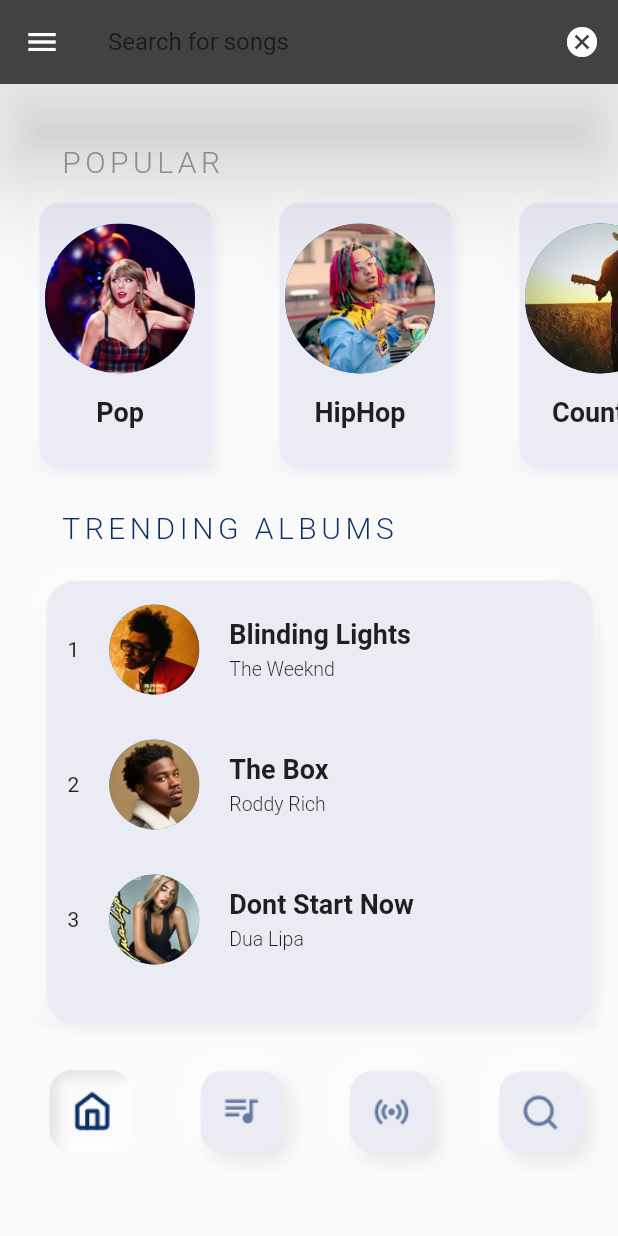
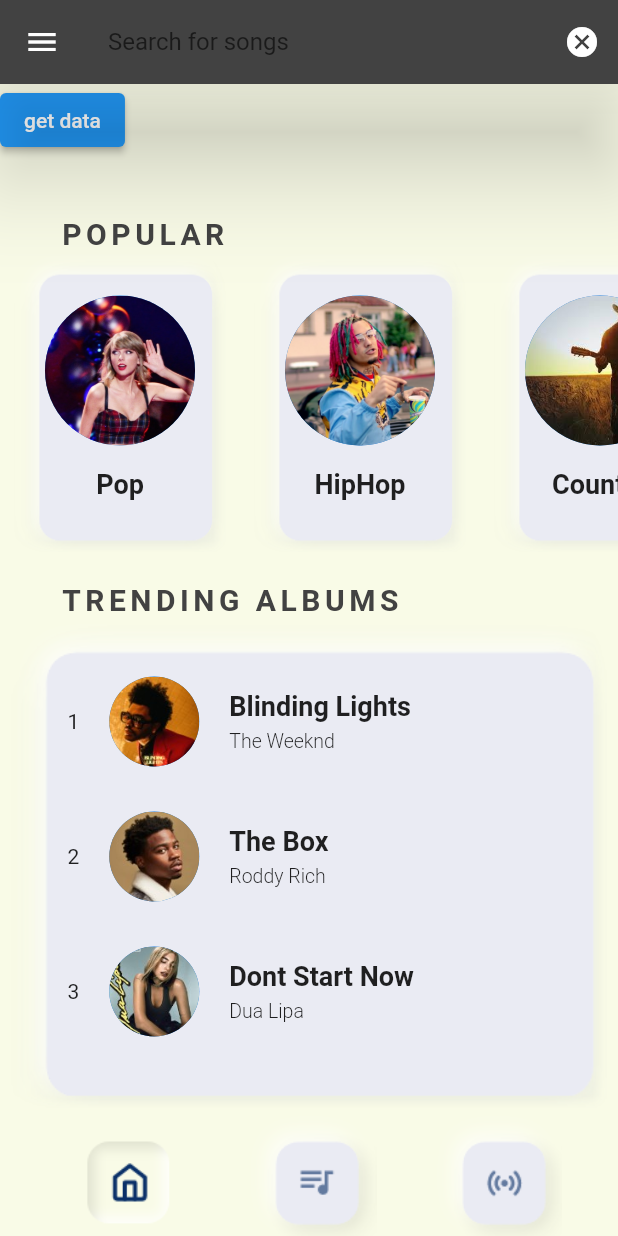
Before and after one commit to Architlall/MusicPlayer-Flutter, a Flutter app: the screen it shows after launch, after a tap on the "search" icon, on a phone screen of 412 x 824 dp. Run offline on Flutter 3.47's test engine with Material 2 defaults, Android fonts, the phone set to English and light mode, and no system bars; our stand-ins replace flutter_svg; network calls fail.

Commit message:
Second commit

```diff
--- a/lib/drawer.dart
+++ b/lib/drawer.dart
@@ -32,6 +32,7 @@ class MainDrawer extends StatelessWidget {
           ),
         ),
         ListTile(
+          tileColor: Colors.lime[50],
           leading: Icon(Icons.person),
           title: Text(
             'Your Profile',
@@ -42,6 +43,7 @@ class MainDrawer extends StatelessWidget {
           onTap: null,
         ),
         ListTile(
+          tileColor: Colors.lime[50],
           leading: Icon(Icons.settings),
           title: Text(
             'Settings',
@@ -52,6 +54,7 @@ class MainDrawer extends StatelessWidget {
           onTap: null,
         ),
         ListTile(
+          tileColor: Colors.lime[50],
           leading: Icon(Icons.arrow_back),
           title: Text(
             'Logout',
--- a/lib/main.dart
+++ b/lib/main.dart
@@ -3,6 +3,9 @@ import './drawer.dart';
 import './Trending.dart';
 import './GenreCard.dart';
 import './constants.dart';
+import 'package:http/http.dart' as http;
+import 'dart:async';
+import 'dart:convert';
 
 void main() {
   runApp(MyApp());
@@ -23,15 +26,32 @@ class MyApp extends StatelessWidget {
 
 class MyHomePage extends StatefulWidget {
   @override
-  _MyHomePageState createState() => _MyHomePageState();
+  MyHomePageState createState() => MyHomePageState();
 }
 
-class _MyHomePageState extends State<MyHomePage> {
+class MyHomePageState extends State<MyHomePage> {
   Icon cusIcon = Icon(Icons.search);
   Widget cusSearchBar = Text('Welcome');
+
+  Future<String> getData() async {
+    http.Response response = await http.get(
+        Uri.parse("https://deezerdevs-deezer.p.rapidapi.com/search?q=eminem"),
+        headers: {
+          "Accept": "application/json",
+          "x-rapidapi-key":
+              "21957ec02fmsh1a4397d220eb721p1c836cjsn1809d58d20f2",
+          "x-rapidapi-host": "deezerdevs-deezer.p.rapidapi.com",
+        });
+
+    Map<String, dynamic> data = json.decode(response.body);
+    print(data);
+    return (response.body);
+  }
+
   @override
   Widget build(BuildContext context) {
     return Scaffold(
+      backgroundColor: Colors.lime[50],
       appBar: AppBar(
           title: cusSearchBar,
           backgroundColor: Colors.grey[800],
@@ -63,9 +83,15 @@ class _MyHomePageState extends State<MyHomePage> {
             )
           ]),
       drawer: MainDrawer(),
-      body: Column(
+      body: SingleChildScrollView(
+        scrollDirection: Axis.vertical,
+        child: Column(
           crossAxisAlignment: CrossAxisAlignment.start,
           children: <Widget>[
+            ElevatedButton(
+              onPressed: getData,
+              child: Text("get data"),
+            ),
             SizedBox(
               height: 40,
             ),
@@ -76,8 +102,8 @@ class _MyHomePageState extends State<MyHomePage> {
                 style: TextStyle(
                   letterSpacing: 3,
                   fontSize: 20,
-                fontWeight: FontWeight.w300,
-                color: Colors.grey,
+                  fontWeight: FontWeight.w700,
+                  color: Colors.grey[800],
                 ),
               ),
             ),
@@ -104,8 +130,8 @@ class _MyHomePageState extends State<MyHomePage> {
                 style: TextStyle(
                     letterSpacing: 3,
                     fontSize: 20,
-                  fontWeight: FontWeight.w300,
-                  color: cblue),
+                    fontWeight: FontWeight.w700,
+                    color: Colors.grey[800]),
               ),
             ),
             //Container For Trending Songs
@@ -161,14 +187,11 @@ class _MyHomePageState extends State<MyHomePage> {
                   podcast,
                   scale: 1.1,
                 ),
-              Image.asset(
-                search,
-                scale: 1.1,
-              ),
               ],
             )
           ],
         ),
+      ),
     );
   }
 }
--- a/pubspec.yaml
+++ b/pubspec.yaml
@@ -25,11 +25,15 @@ dependencies:
     sdk: flutter
 
 
+
   # The following adds the Cupertino Icons font to your application.
   # Use with the CupertinoIcons class for iOS style icons.
   cupertino_icons: ^1.0.2
-  flutter_svg: ^0.17.4
+  flutter_svg:  ^0.20.0-nullsafety.3
   wave_progress_bars: ^0.1.0
+  http: ^0.13.3
+  flutter_html: ^1.0.2
+
 
 
 
```
Also changed, not shown: lib/constants.dart (+18 -0 lines), pubspec.lock. Lines whose indentation alone changed are shown as unchanged.
